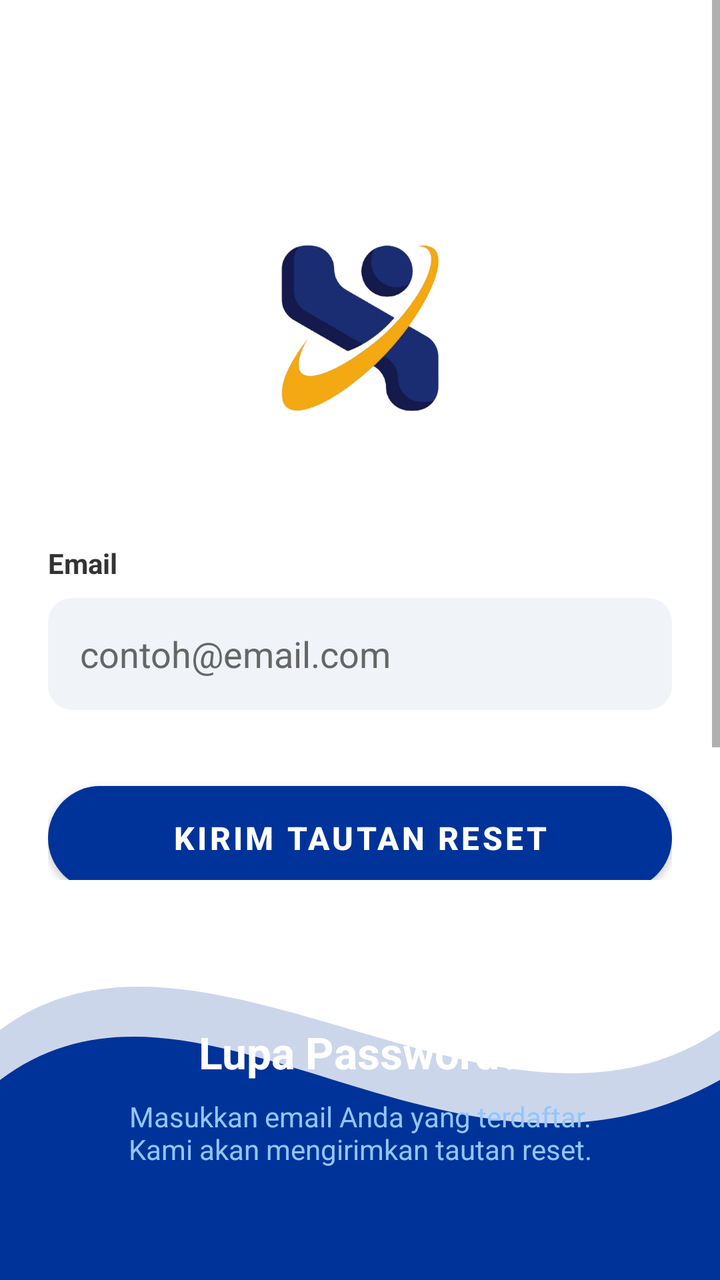
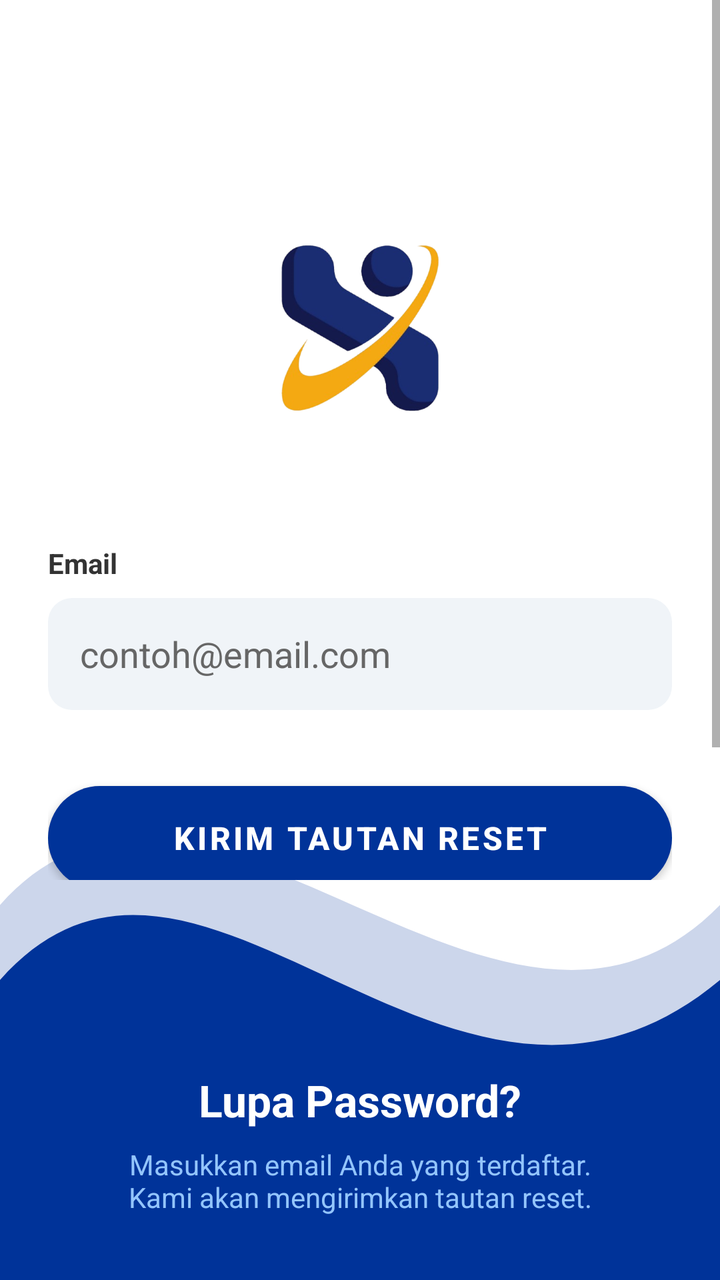

Screens rendered from an Android XML layout before and after an edit, with the pre-edit source and the edit as a unified diff.
<!-- AndroidManifest.xml: application theme Theme.JavaTraining -->
<!-- res/layout/activity_forgot_password.xml -->
<?xml version="1.0" encoding="utf-8"?>
<androidx.constraintlayout.widget.ConstraintLayout xmlns:android="http://schemas.android.com/apk/res/android"
    xmlns:app="http://schemas.android.com/apk/res-auto"
    android:layout_width="match_parent"
    android:layout_height="match_parent"
    android:background="@android:color/white">

    
    <ImageView
        android:id="@+id/ivWave"
        android:layout_width="match_parent"
        android:layout_height="200dp"
        android:src="@drawable/bg_login_wave"
        android:scaleType="fitXY"
        app:layout_constraintBottom_toBottomOf="parent"
        app:layout_constraintStart_toStartOf="parent"
        app:layout_constraintEnd_toEndOf="parent" />

    
    <TextView
        android:id="@+id/tvAppTitle"
        android:layout_width="wrap_content"
        android:layout_height="wrap_content"
        android:text="Lupa Password?"
        android:textSize="22sp"
        android:textAlignment="center"
        android:textStyle="bold"
        android:textColor="#FFFFFF"
        app:layout_constraintBottom_toTopOf="@+id/tvAppSubtitle"
        app:layout_constraintStart_toStartOf="parent"
        app:layout_constraintEnd_toEndOf="parent"
        android:layout_marginBottom="8dp" />

    <TextView
        android:id="@+id/tvAppSubtitle"
        android:layout_width="match_parent"
        android:layout_height="wrap_content"
        android:text="Masukkan email Anda yang terdaftar.\nKami akan mengirimkan tautan reset."
        android:textSize="14sp"
        android:textAlignment="center"
        android:textColor="#93C5FD"
        app:layout_constraintBottom_toBottomOf="parent"
        app:layout_constraintStart_toStartOf="parent"
        app:layout_constraintEnd_toEndOf="parent"
        android:layout_marginBottom="56dp"
        android:paddingStart="24dp"
        android:paddingEnd="24dp"/>

    <ScrollView
        android:layout_width="match_parent"
        android:layout_height="match_parent"
        android:fillViewport="true"
        android:layout_marginBottom="200dp">

        <androidx.constraintlayout.widget.ConstraintLayout
            android:layout_width="match_parent"
            android:layout_height="wrap_content"
            android:padding="24dp">

            <ImageView
                android:id="@+id/ivLogo"
                android:layout_width="120dp"
                android:layout_height="120dp"
                android:src="@drawable/logo_face_recognition"
                app:layout_constraintTop_toTopOf="parent"
                app:layout_constraintStart_toStartOf="parent"
                app:layout_constraintEnd_toEndOf="parent"
                android:layout_marginTop="80dp"/>

            <TextView
                android:id="@+id/tvEmailLabel"
                android:layout_width="wrap_content"
                android:layout_height="wrap_content"
                android:text="Email"
                android:textColor="#333333"
                android:textStyle="bold"
                android:layout_marginTop="48dp"
                app:layout_constraintTop_toBottomOf="@+id/ivLogo"
                app:layout_constraintStart_toStartOf="parent" />

            <EditText
                android:id="@+id/etEmail"
                android:layout_width="match_parent"
                android:layout_height="56dp"
                android:background="@drawable/bg_input_rounded"
                android:hint="contoh@email.com"
                android:textColorHint="#666666"
                android:textColor="#333333"
                android:paddingStart="16dp"
                android:paddingEnd="16dp"
                android:layout_marginTop="8dp"
                android:inputType="textEmailAddress"
                app:layout_constraintTop_toBottomOf="@+id/tvEmailLabel"
                app:layout_constraintStart_toStartOf="parent"
                app:layout_constraintEnd_toEndOf="parent" />

            <com.google.android.material.button.MaterialButton
                android:id="@+id/btnReset"
                android:layout_width="match_parent"
                android:layout_height="64dp"
                android:text="Kirim Tautan Reset"
                android:textSize="16sp"
                android:textStyle="bold"
                android:textColor="@android:color/white"
                android:layout_marginTop="32dp"
                app:cornerRadius="32dp"
                app:backgroundTint="#003399"
                app:layout_constraintTop_toBottomOf="@+id/etEmail"
                app:layout_constraintStart_toStartOf="parent"
                app:layout_constraintEnd_toEndOf="parent" />

            <TextView
                android:id="@+id/tvBackToLogin"
                android:layout_width="wrap_content"
                android:layout_height="wrap_content"
                android:text="Kembali ke Login"
                android:textColor="#333333"
                android:textStyle="bold"
                android:layout_marginTop="24dp"
                android:layout_marginBottom="100dp"
                app:layout_constraintTop_toBottomOf="@+id/btnReset"
                app:layout_constraintStart_toStartOf="parent"
                app:layout_constraintEnd_toEndOf="parent" />

        </androidx.constraintlayout.widget.ConstraintLayout>
    </ScrollView>

</androidx.constraintlayout.widget.ConstraintLayout>
<!-- resources referenced by this layout -->
<resources>
  <!-- drawable bg_input_rounded (drawable) -->
  <?xml version="1.0" encoding="utf-8"?>
  <shape xmlns:android="http://schemas.android.com/apk/res/android"
      android:shape="rectangle">
      <solid android:color="#F0F4F8" />
      <corners android:radius="12dp" />
  </shape>
  <!-- drawable bg_login_wave (drawable) -->
  <vector xmlns:android="http://schemas.android.com/apk/res/android"
      android:width="1440dp"
      android:height="400dp"
      android:viewportWidth="1440"
      android:viewportHeight="400">
    
    <path
        android:fillColor="#33003399"
        android:pathData="M0,400 L1440,400 L1440,150 C1000,300 400,0 0,150 Z" />
    
    <path
        android:fillColor="#003399"
        android:pathData="M0,400 L1440,400 L1440,200 C900,350 400,50 0,200 Z" />
  </vector>
  <!-- drawable logo_face_recognition: png bitmap (drawable, 96573 bytes) -->
  <style name="Theme.JavaTraining" parent="Theme.MaterialComponents.Light.NoActionBar">
          
          <item name="colorPrimary">@color/colorPrimary</item>
          <item name="colorPrimaryVariant">@color/colorPrimaryDark</item>
          <item name="colorOnPrimary">@color/textWhite</item>
          
          
          <item name="colorSecondary">@color/colorAccent</item>
          <item name="colorSecondaryVariant">@color/colorAccent</item>
          <item name="colorOnSecondary">@color/textWhite</item>
          
          
          <item name="android:colorBackground">@color/backgroundLight</item>
          <item name="colorSurface">@color/cardBackground</item>
          <item name="colorOnBackground">@color/textPrimary</item>
          <item name="colorOnSurface">@color/textPrimary</item>
          
          
          <item name="android:statusBarColor">@color/backgroundLight</item>
          <item name="android:windowLightStatusBar">true</item>
      </style>
  <color name="colorPrimary">#0C276D</color>
  <color name="colorPrimaryDark">#081D52</color>
  <color name="textWhite">#FFFFFF</color>
  <color name="colorAccent">#FF9800</color>
  <color name="backgroundLight">#0C276D</color>
  <color name="cardBackground">#183C8C</color>
  <color name="textPrimary">#FFFFFF</color>
</resources>

<!-- the commit's change to res/layout/activity_forgot_password.xml (unified diff, before → after) -->
@@ -9,7 +9,7 @@
     <ImageView
         android:id="@+id/ivWave"
         android:layout_width="match_parent"
-        android:layout_height="200dp"
+        android:layout_height="300dp"
         android:src="@drawable/bg_login_wave"
         android:scaleType="fitXY"
         app:layout_constraintBottom_toBottomOf="parent"
@@ -42,7 +42,7 @@
         app:layout_constraintBottom_toBottomOf="parent"
         app:layout_constraintStart_toStartOf="parent"
         app:layout_constraintEnd_toEndOf="parent"
-        android:layout_marginBottom="56dp"
+        android:layout_marginBottom="32dp"
         android:paddingStart="24dp"
         android:paddingEnd="24dp"/>
 
